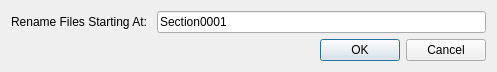
First picture: the form in src/Sigil/Form_Files/RenameTemplate.ui, repository Sigil-Ebook/Sigil, before the edit.
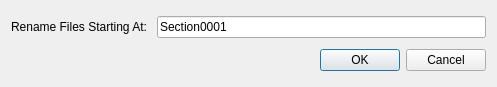
Second picture: the form after the edit.

Commit message: Fix Issue 2077: Rename dialog incorrectly sized.

Patch:
```diff
--- a/src/Sigil/Form_Files/RenameTemplate.ui
+++ b/src/Sigil/Form_Files/RenameTemplate.ui
@@ -7,7 +7,7 @@
     <x>0</x>
     <y>0</y>
     <width>497</width>
-    <height>80</height>
+    <height>87</height>
    </rect>
   </property>
   <property name="sizePolicy">
@@ -19,11 +19,8 @@
   <property name="windowTitle">
    <string>Rename Files</string>
   </property>
-  <layout class="QGridLayout">
-   <property name="sizeConstraint">
-    <enum>QLayout::SetMaximumSize</enum>
-   </property>
-   <item row="1" column="0">
+  <layout class="QVBoxLayout" name="verticalLayout">
+   <item>
     <layout class="QHBoxLayout" name="horizontalLayout">
      <item>
       <widget class="QLabel" name="label_2">
@@ -58,7 +55,7 @@
      </item>
     </layout>
    </item>
-   <item row="2" column="0">
+   <item>
     <widget class="QDialogButtonBox" name="buttonBox">
      <property name="orientation">
       <enum>Qt::Horizontal</enum>
```
The commit also changes 1 other file.
